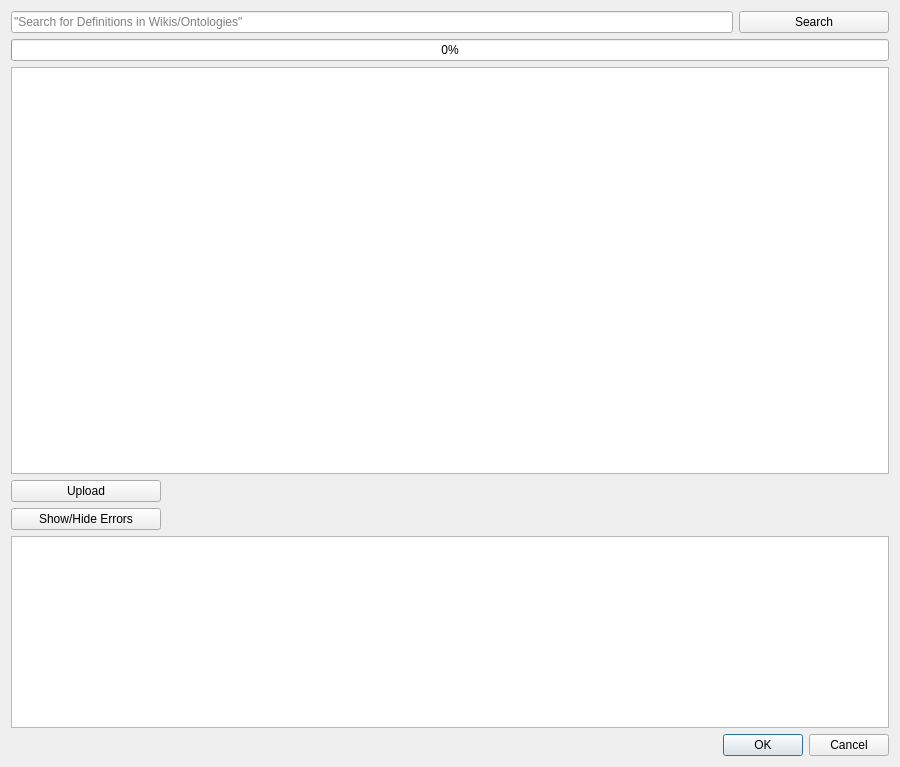
Before: the Qt Designer form pasta_eln/GUI/dataverse_ui/dataverse_dialog_base.ui in PASTA-ELN/pasta-eln, drawn with Qt 5.
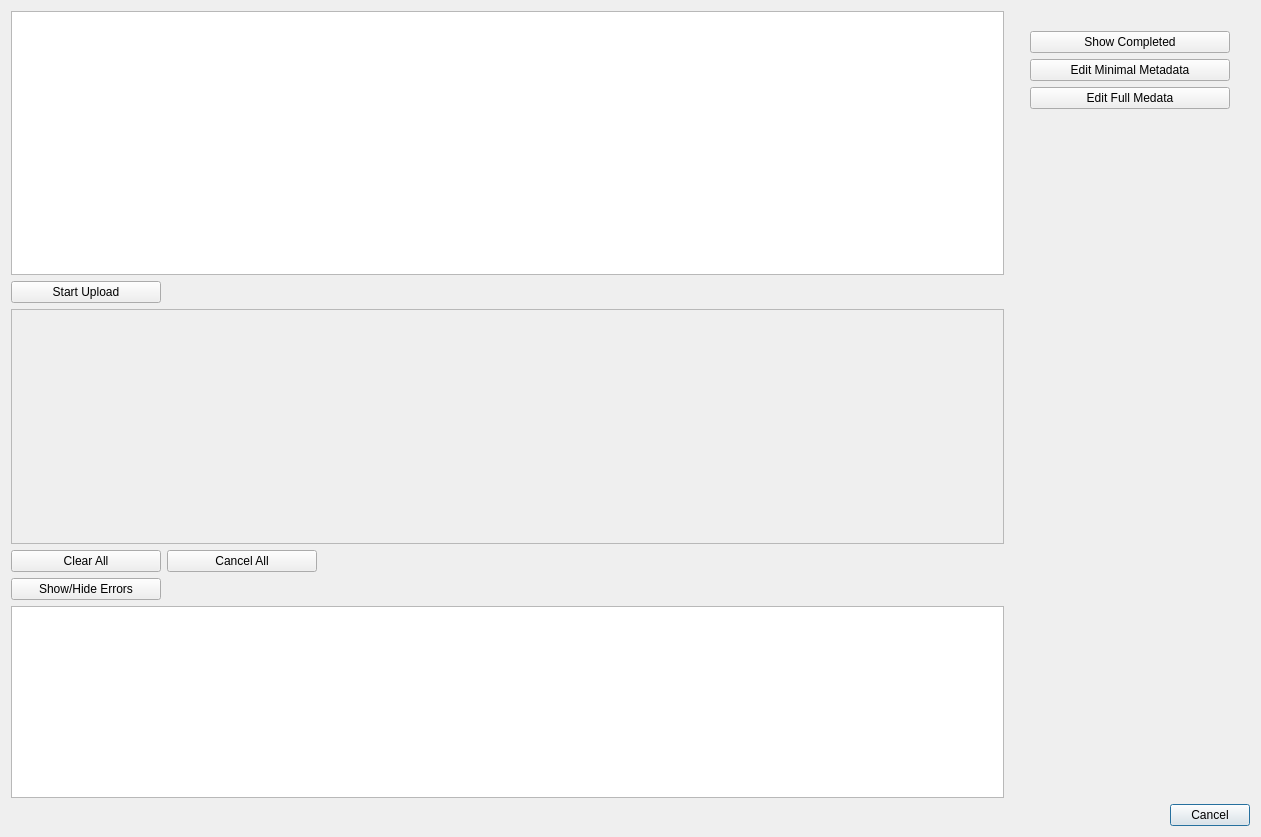
After: the same form once the commit is applied.

Commit message: - Generated qt designer UI files for the dataverse upload tool.

What changed in the file:
```diff
--- a/pasta_eln/GUI/dataverse_ui/dataverse_dialog_base.ui
+++ b/pasta_eln/GUI/dataverse_ui/dataverse_dialog_base.ui
@@ -6,66 +6,28 @@
    <rect>
     <x>0</x>
     <y>0</y>
-    <width>900</width>
-    <height>767</height>
+    <width>1261</width>
+    <height>837</height>
    </rect>
   </property>
   <property name="windowTitle">
    <string>Dataverse Upload</string>
   </property>
   <layout class="QGridLayout" name="gridLayout">
-   <item row="2" column="0">
+   <item row="3" column="0">
     <widget class="QDialogButtonBox" name="buttonBox">
      <property name="orientation">
       <enum>Qt::Horizontal</enum>
      </property>
      <property name="standardButtons">
-      <set>QDialogButtonBox::Cancel|QDialogButtonBox::Ok</set>
+      <set>QDialogButtonBox::Cancel</set>
      </property>
     </widget>
    </item>
    <item row="0" column="0">
-    <layout class="QVBoxLayout" name="mainVerticalLayout" stretch="0,0,0,0,0">
+    <layout class="QHBoxLayout" name="mainHorizontalLayout">
      <item>
-      <layout class="QHBoxLayout" name="searchBarHorizontalLayout">
-       <item>
-        <widget class="QLineEdit" name="terminologyLineEdit">
-         <property name="placeholderText">
-          <string>&quot;Search for Definitions in Wikis/Ontologies&quot;</string>
-         </property>
-         <property name="clearButtonEnabled">
-          <bool>true</bool>
-         </property>
-        </widget>
-       </item>
-       <item>
-        <widget class="QPushButton" name="terminologySearchPushButton">
-         <property name="sizePolicy">
-          <sizepolicy hsizetype="Fixed" vsizetype="Fixed">
-           <horstretch>0</horstretch>
-           <verstretch>0</verstretch>
-          </sizepolicy>
-         </property>
-         <property name="minimumSize">
-          <size>
-           <width>150</width>
-           <height>0</height>
-          </size>
-         </property>
-         <property name="text">
-          <string>Search</string>
-         </property>
-        </widget>
-       </item>
-      </layout>
-     </item>
-     <item>
-      <widget class="QProgressBar" name="searchProgressBar">
-       <property name="value">
-        <number>0</number>
-       </property>
-      </widget>
-     </item>
+      <layout class="QVBoxLayout" name="mainVerticalLayout" stretch="0,0,0,0">
      <item>
       <layout class="QHBoxLayout" name="scrollAreaHorizontalLayout">
        <item>
@@ -84,7 +46,80 @@
           </size>
          </property>
          <property name="text">
-          <string>Upload</string>
+            <string>Start Upload</string>
+           </property>
+          </widget>
+         </item>
+         <item>
+          <spacer name="uploadButtonsHorizontalSpacer">
+           <property name="orientation">
+            <enum>Qt::Horizontal</enum>
+           </property>
+           <property name="sizeHint" stdset="0">
+            <size>
+             <width>40</width>
+             <height>20</height>
+            </size>
+           </property>
+          </spacer>
+         </item>
+        </layout>
+       </item>
+       <item>
+        <layout class="QVBoxLayout" name="scrollAreaVerticalLayout">
+         <item>
+          <widget class="QScrollArea" name="uploadItemsScrollArea">
+           <property name="widgetResizable">
+            <bool>true</bool>
+           </property>
+           <widget class="QWidget" name="scrollAreaWidgetContents">
+            <property name="geometry">
+             <rect>
+              <x>0</x>
+              <y>0</y>
+              <width>989</width>
+              <height>219</height>
+             </rect>
+            </property>
+            <layout class="QVBoxLayout" name="verticalLayout">
+             <item>
+              <layout class="QVBoxLayout" name="scrollAreaContentsVerticalLayout"/>
+             </item>
+            </layout>
+           </widget>
+          </widget>
+         </item>
+         <item>
+          <layout class="QHBoxLayout" name="scrollAreaButtonsHorizontalLayout">
+           <item>
+            <widget class="QPushButton" name="clearAllPushButton">
+             <property name="minimumSize">
+              <size>
+               <width>150</width>
+               <height>0</height>
+              </size>
+             </property>
+             <property name="toolTip">
+              <string>Clear all finished uploads.</string>
+             </property>
+             <property name="text">
+              <string>Clear All</string>
+             </property>
+            </widget>
+           </item>
+           <item>
+            <widget class="QPushButton" name="cancelAllPushButton">
+             <property name="minimumSize">
+              <size>
+               <width>150</width>
+               <height>0</height>
+              </size>
+             </property>
+             <property name="toolTip">
+              <string>Cancel all the ongoing uploads.</string>
+             </property>
+             <property name="text">
+              <string>Cancel All</string>
          </property>
         </widget>
        </item>
@@ -103,6 +138,8 @@
        </item>
       </layout>
      </item>
+        </layout>
+       </item>
      <item>
       <layout class="QVBoxLayout" name="errorConsoleVerticalLayout">
        <item>
@@ -156,6 +193,85 @@
           </size>
          </property>
         </widget>
+         </item>
+        </layout>
+       </item>
+      </layout>
+     </item>
+     <item>
+      <layout class="QVBoxLayout" name="buttonsVerticalLayout">
+       <property name="leftMargin">
+        <number>20</number>
+       </property>
+       <property name="topMargin">
+        <number>20</number>
+       </property>
+       <property name="rightMargin">
+        <number>20</number>
+       </property>
+       <property name="bottomMargin">
+        <number>20</number>
+       </property>
+       <item>
+        <widget class="QPushButton" name="showCompletedPushButton">
+         <property name="minimumSize">
+          <size>
+           <width>200</width>
+           <height>0</height>
+          </size>
+         </property>
+         <property name="toolTip">
+          <string>Show uploaded projects history.</string>
+         </property>
+         <property name="text">
+          <string>Show Completed</string>
+         </property>
+        </widget>
+       </item>
+       <item>
+        <widget class="QPushButton" name="editMinimalMetadataPushButton">
+         <property name="minimumSize">
+          <size>
+           <width>200</width>
+           <height>0</height>
+          </size>
+         </property>
+         <property name="toolTip">
+          <string>Click to edit minimal list of metadata to be used for dataverse upload.</string>
+         </property>
+         <property name="text">
+          <string>Edit Minimal Metadata</string>
+         </property>
+        </widget>
+       </item>
+       <item>
+        <widget class="QPushButton" name="editFullMetadataPushButton">
+         <property name="minimumSize">
+          <size>
+           <width>200</width>
+           <height>0</height>
+          </size>
+         </property>
+         <property name="toolTip">
+          <string>Click to edit full list of metadata to be used for dataverse upload.</string>
+         </property>
+         <property name="text">
+          <string>Edit Full Medata</string>
+         </property>
+        </widget>
+       </item>
+       <item>
+        <spacer name="verticalSpacer">
+         <property name="orientation">
+          <enum>Qt::Vertical</enum>
+         </property>
+         <property name="sizeHint" stdset="0">
+          <size>
+           <width>20</width>
+           <height>40</height>
+          </size>
+         </property>
+        </spacer>
        </item>
       </layout>
      </item>
```
Left out of the diff: 5 changed lines with no effect on the pictures. Lines whose indentation alone changed are shown as unchanged. The commit also changes 6 other files.
